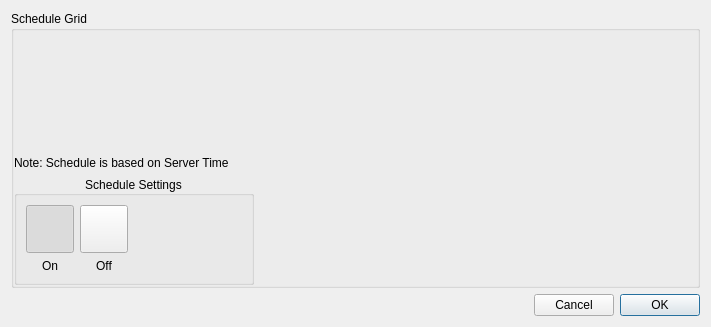
Before: the Qt Designer form client/src/ui/widgets/properties/weektime_schedule_widget.ui in networkoptix/nx_open, drawn with Qt 5.
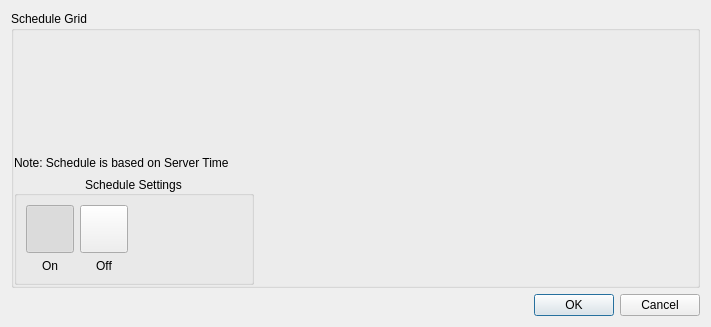
After: the same form once the commit is applied. Custom widgets are drawn as their Qt base class.

Commit message:
Fixed button order in weektime dialog.
<==== Mercurial data ====>
Branch: master

What changed in the file:
```diff
--- a/client/src/ui/widgets/properties/weektime_schedule_widget.ui
+++ b/client/src/ui/widgets/properties/weektime_schedule_widget.ui
@@ -223,15 +223,6 @@
    </item>
    <item>
     <widget class="QDialogButtonBox" name="buttonBox">
-     <property name="sizePolicy">
-      <sizepolicy hsizetype="Fixed" vsizetype="Fixed">
-       <horstretch>0</horstretch>
-       <verstretch>0</verstretch>
-      </sizepolicy>
-     </property>
-     <property name="layoutDirection">
-      <enum>Qt::RightToLeft</enum>
-     </property>
      <property name="standardButtons">
       <set>QDialogButtonBox::Cancel|QDialogButtonBox::Ok</set>
      </property>
```
Left out of the diff: 2 changed lines with no effect on the pictures. The commit also changes 3 other files.
